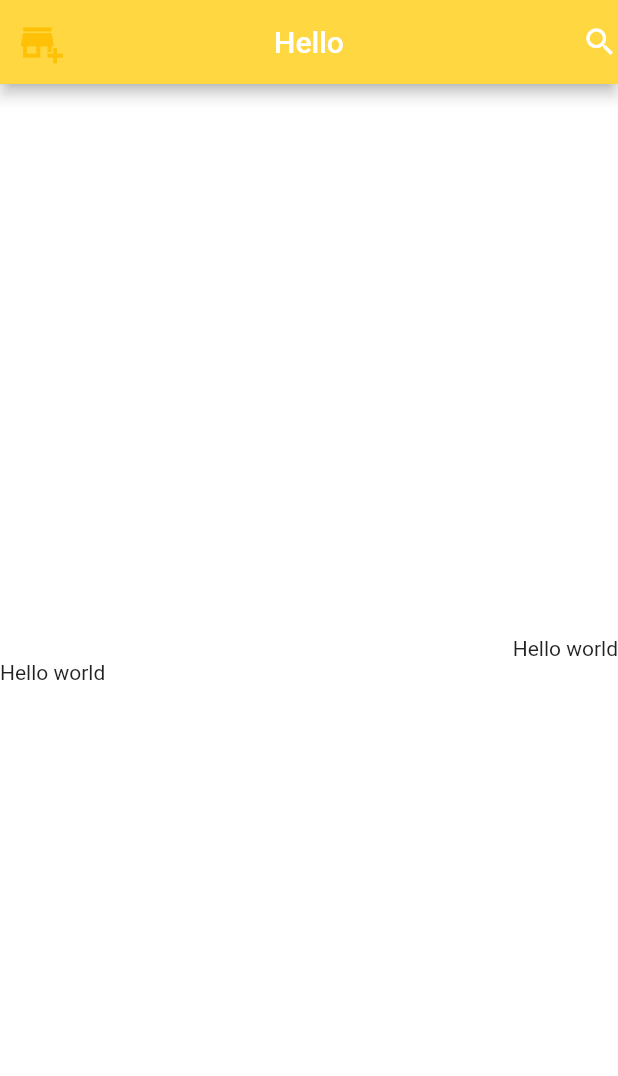
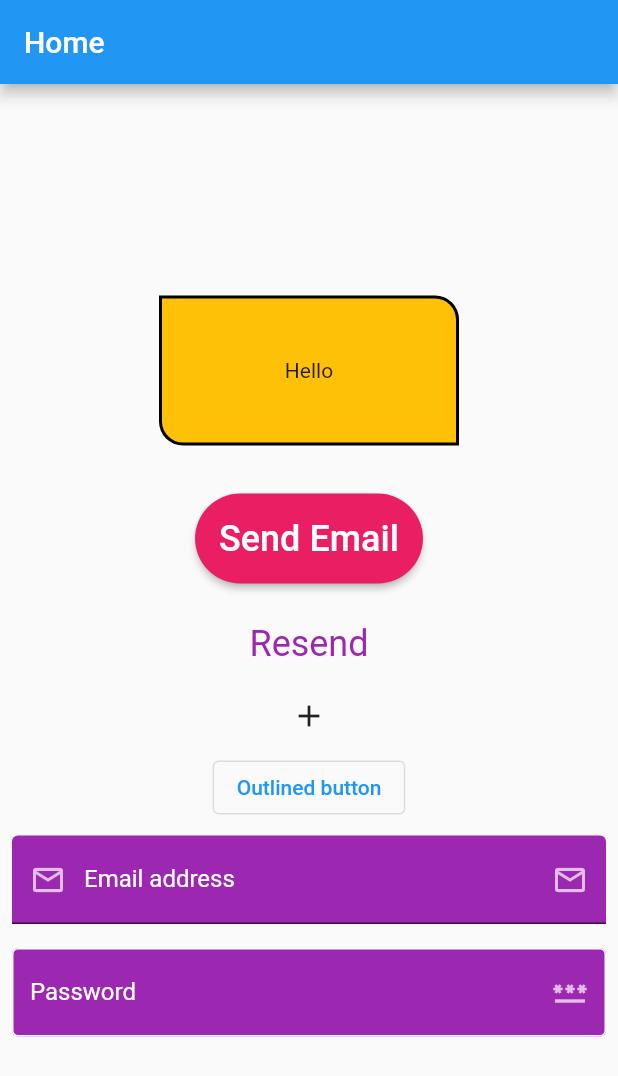
Before and after one commit to sayeedsaadman/first_step, a Flutter app: the screen it shows after launch, on a phone screen of 412 x 824 dp. Shown: the top 1076 px of the screen. Run offline on Flutter 3.47's test engine with Material 2 defaults, Android fonts, the phone set to English and light mode, and no system bars.

```diff
--- a/lib/main.dart
+++ b/lib/main.dart
@@ -1,40 +1,158 @@
-
 import 'package:flutter/material.dart';
 
-void main () {
-  runApp(Myapp());
+void main()
+{
+  runApp(MyApp());
 }
-class Myapp extends StatelessWidget {
+class MyApp extends StatelessWidget {
   @override
   Widget build(BuildContext context) {
-    return  MaterialApp(
-      home: Scaffold(
-        backgroundColor: Colors.white, //set colour to scaffold backgrnd
-        appBar: AppBar(
-          backgroundColor: Colors.amberAccent,
-          centerTitle: true, // appbar er text centre er jnno command
-          title: Text("Hello"),
-          leading: Icon(Icons.add_business,color: Colors.amber,size: 30,), // left side hole leading + size can be added
-          actions: [Icon(Icons.search),], // right hole actions + clr add kra jay
-        ),
-        body: Center(
-            child: Column( //work with col
-              mainAxisAlignment: MainAxisAlignment.center, // edit with main axis
-          crossAxisAlignment: CrossAxisAlignment.end,
-          children: [
-            Text("Hello world"),
-            Row( //work with row
-              mainAxisAlignment: MainAxisAlignment.start,
-              crossAxisAlignment: CrossAxisAlignment.center,
-              children: [
-                Text("Hello"),
-                Text(" world")
-              ],
-            )
-          ],
-        )),
-      ),
-      title: "Valley",
+    return MaterialApp(
+      debugShowCheckedModeBanner: true,
+      home: HomeScreen(),
+      title: 'Ostad app',
     );
   }
 }
+
+class HomeScreen extends StatelessWidget {
+  const HomeScreen({Key? key}) : super(key: key);
+
+  @override
+  Widget build(BuildContext context) {
+    return Scaffold(
+      appBar: AppBar(
+        title: Text('Home'),
+      ),
+      body: Center(
+        child: Column(
+          mainAxisAlignment: MainAxisAlignment.center,
+          children: [
+            Container(
+              width: 200,
+              height: 100,
+              margin: EdgeInsets.all(16),
+              // padding: EdgeInsets.only(top: 10, bottom: 10, left: 4),
+              padding: EdgeInsets.symmetric(vertical: 10, horizontal: 30),
+              decoration: BoxDecoration(
+                color: Colors.amber,
+                border: Border.all(color: Colors.black, width: 2),
+                // // borderRadius: BorderRadius.circular(10)
+                borderRadius: BorderRadius.only(
+                  topRight: Radius.circular(16),
+                  bottomLeft: Radius.circular(16),
+                ),
+                // shape: BoxShape.circle
+              ),
+              child: Text('Hello'),
+              alignment: Alignment.center,
+            ),
+            Container(
+              margin: EdgeInsets.all(16),
+              child: ElevatedButton(
+                style: ElevatedButton.styleFrom(
+                  backgroundColor: Colors.pink,
+                  textStyle: TextStyle(
+                      fontSize: 24,
+                      fontWeight: FontWeight.w500
+                  ),
+                  padding: EdgeInsets.all(16),
+                  shape: RoundedRectangleBorder(
+                      borderRadius: BorderRadius.circular(50)
+                  ),
+                ),
+                onLongPress: () {
+                  print('Email deleted!');
+                },
+                onPressed: () {
+                  print('Email has been sent');
+                },
+                child: Text('Send Email'),
+              ),
+            ),
+            TextButton(
+              style: TextButton.styleFrom(
+                  foregroundColor: Colors.purple,
+                  textStyle: TextStyle(
+                      fontSize: 24
+                  )
+              ),
+              onLongPress: () {
+                print('Long press');
+              },
+              onPressed: () {
+                print('Resend email');
+              },
+              child: Text('Resend'),
+            ),
+            IconButton(onPressed: () {}, icon: Icon(Icons.add)),
+            OutlinedButton(
+              onLongPress: () {
+                print('Long press on outlined button');
+              },
+              onPressed: () {},
+              child: Text('Outlined button'),
+            ),
+            // input
+            Padding(
+              padding: const EdgeInsets.all(8.0),
+              child: TextField(
+                // maxLines: 5,
+                style: TextStyle(
+                    color: Colors.white
+                ),
+                decoration: InputDecoration(
+                    fillColor: Colors.purple,
+                    filled: true,
+                    hintText: 'Enter your email address',
+                    hintStyle: TextStyle(
+                        color: Colors.white70
+                    ),
+                    suffixIcon: Icon(Icons.email_outlined, color: Colors.white70,),
+                    prefixIcon: Icon(Icons.email_outlined, color: Colors.white70,),
+                    label: Text('Email address'),
+                    labelStyle: TextStyle(
+                        color: Colors.white
+                    )
+                ),
+              ),
+            ),
+            Padding(
+              padding: const EdgeInsets.all(8.0),
+              child: TextField(
+                obscureText: true,
+                controller: TextEditingController(),
+                style: TextStyle(
+                    color: Colors.white
+                ),
+                decoration: InputDecoration(
+                  fillColor: Colors.purple,
+                  filled: true,
+                  hintText: 'Enter your password',
+                  hintStyle: TextStyle(
+                      color: Colors.white70
+                  ),
+                  suffixIcon: Icon(Icons.password, color: Colors.white70,),
+                  label: Text('Password'),
+                  labelStyle: TextStyle(
+                      color: Colors.white
+                  ),
+                  border: OutlineInputBorder(),
+                  enabledBorder: OutlineInputBorder(
+                      borderSide: BorderSide(color: Colors.white)
+                  ),
+                  disabledBorder: OutlineInputBorder(
+                      borderSide: BorderSide(color: Colors.red)
+                  ),
+                  focusedBorder: OutlineInputBorder(
+                      borderSide: BorderSide(color: Colors.green)
+                  ),
+                ),
+              ),
+            ),
+          ],
+        ),
+      ),
+    );
+  }
+}
```
